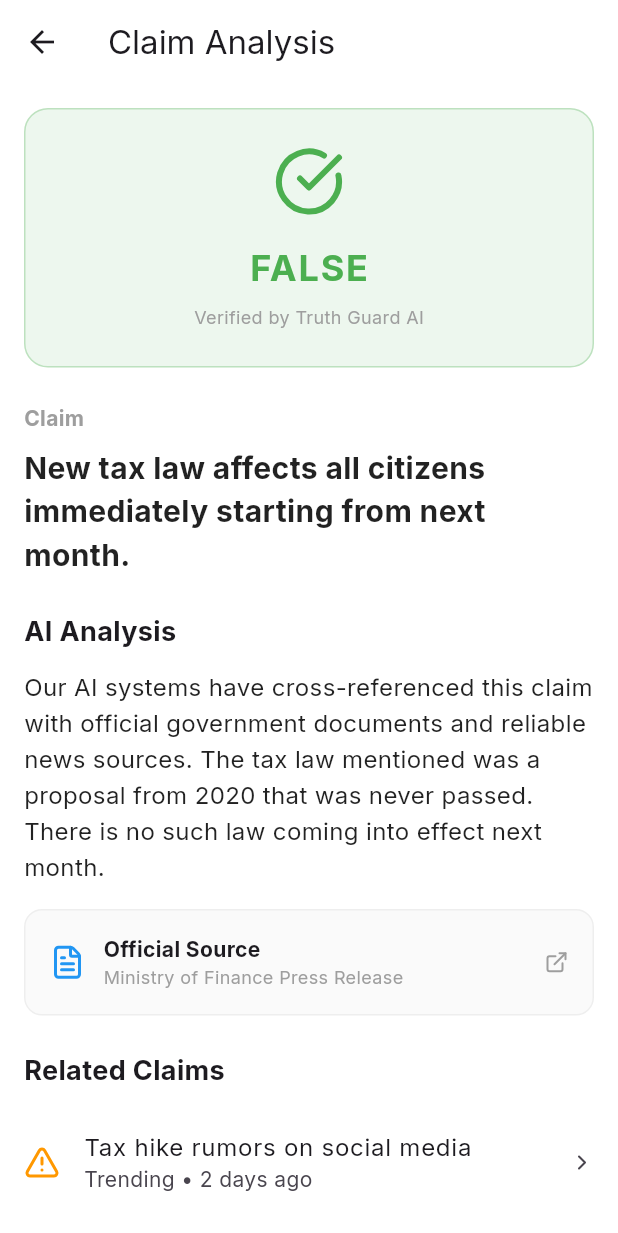
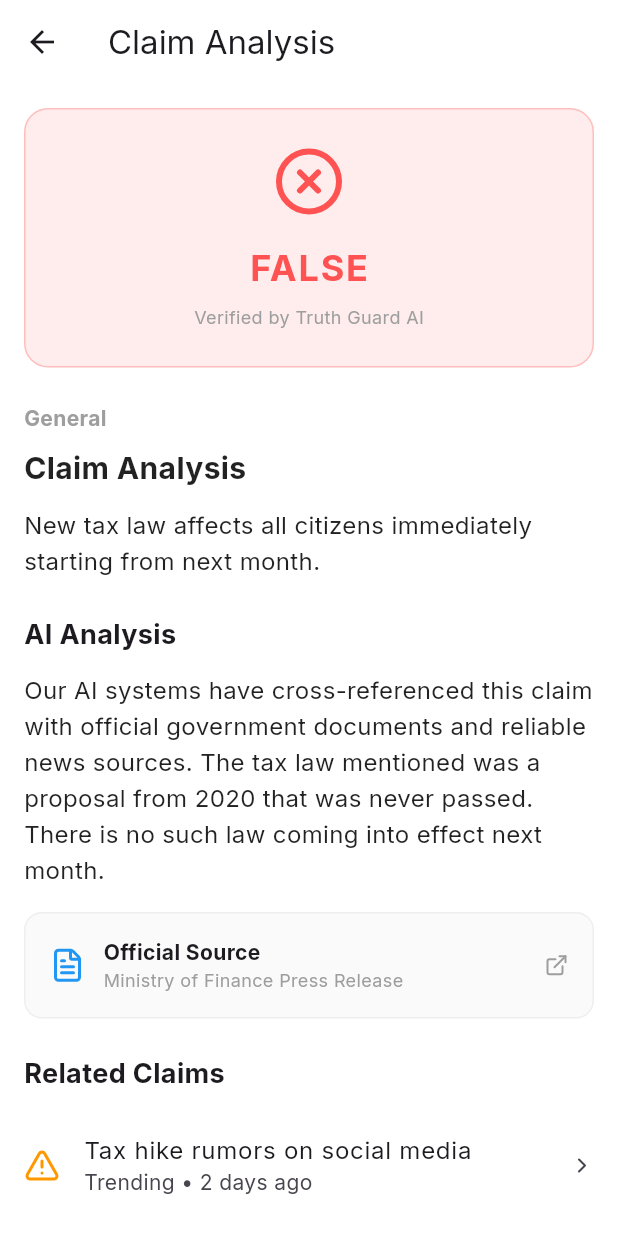
Before and after one commit to Sayyed23/ai-missinformation-truth_guard-ai2, a Flutter app: the ClaimDetailScreen screen opened directly with empty values, on a phone screen of 412 x 824 dp. Shown: the top 1233 px of the screen. Run offline on Flutter 3.47's test engine with Material 3 defaults, Android fonts, the light colour scheme and no system bars; our stand-ins replace fl_chart, flutter_riverpod, go_router, google_fonts, lucide_icons; network calls fail.

Commit message:
feat: Implement initial home screen, claim detail screen, and app navigation with new logo asset.

```diff
--- a/truth_guard_ai/lib/core/navigation/app_router.dart
+++ b/truth_guard_ai/lib/core/navigation/app_router.dart
@@ -50,7 +50,8 @@ final GoRouter appRouter = GoRouter(
                   path: 'claim/:id',
                   builder: (BuildContext context, GoRouterState state) {
                     final id = state.pathParameters['id']!;
-                    return ClaimDetailScreen(claimId: id);
+                    final extra = state.extra as Map<String, String>?;
+                    return ClaimDetailScreen(claimId: id, claimData: extra);
                   },
                 ),
                 GoRoute(
--- a/truth_guard_ai/lib/features/home/presentation/claim_detail_screen.dart
+++ b/truth_guard_ai/lib/features/home/presentation/claim_detail_screen.dart
@@ -4,11 +4,21 @@ import 'package:truth_guard_ai/core/theme/app_colors.dart';
 
 class ClaimDetailScreen extends StatelessWidget {
   final String claimId;
+  final Map<String, String>? claimData;
 
-  const ClaimDetailScreen({super.key, required this.claimId});
+  const ClaimDetailScreen({super.key, required this.claimId, this.claimData});
 
   @override
   Widget build(BuildContext context) {
+    // Use passed data or fallbacks
+    final title = claimData?['title'] ?? 'Claim Analysis';
+    final description =
+        claimData?['description'] ??
+        'New tax law affects all citizens immediately starting from next month.';
+    final verdict = claimData?['verdict'] ?? 'FALSE';
+    final category = claimData?['category'] ?? 'General';
+    final image = claimData?['image'];
+
     return Scaffold(
       backgroundColor: Colors.white,
       appBar: AppBar(
@@ -21,22 +31,54 @@ class ClaimDetailScreen extends StatelessWidget {
         child: Column(
           crossAxisAlignment: CrossAxisAlignment.start,
           children: [
-            _buildVerdictCard(),
+            if (image != null) ...[
+              ClipRRect(
+                borderRadius: BorderRadius.circular(16),
+                child: Image.network(
+                  image,
+                  height: 200,
+                  width: double.infinity,
+                  fit: BoxFit.cover,
+                  errorBuilder: (context, error, stackTrace) => Container(
+                    height: 200,
+                    color: Colors.grey[200],
+                    child: const Center(
+                      child: Icon(
+                        Icons.broken_image,
+                        size: 50,
+                        color: Colors.grey,
+                      ),
+                    ),
+                  ),
+                ),
+              ),
+              const SizedBox(height: 24),
+            ],
+            _buildVerdictCard(verdict),
             const SizedBox(height: 24),
-            const Text(
-              'Claim',
-              style: TextStyle(
+            Text(
+              category,
+              style: const TextStyle(
                 fontSize: 14,
                 fontWeight: FontWeight.bold,
                 color: Colors.grey,
               ),
             ),
             const SizedBox(height: 8),
-            const Text(
-              'New tax law affects all citizens immediately starting from next month.',
-              style: TextStyle(
+            Text(
+              title,
+              style: const TextStyle(
                 fontSize: 20,
                 fontWeight: FontWeight.bold,
+                color: Colors.black87,
+              ),
+            ),
+            const SizedBox(height: 12),
+            Text(
+              description,
+              style: const TextStyle(
+                fontSize: 16,
+                height: 1.5,
                 color: Colors.black87,
               ),
             ),
@@ -50,23 +92,52 @@ class ClaimDetailScreen extends StatelessWidget {
     );
   }
 
-  Widget _buildVerdictCard() {
+  Widget _buildVerdictCard(String verdict) {
+    Color color;
+    IconData icon;
+
+    switch (verdict.toUpperCase()) {
+      case 'FALSE':
+        color = AppColors.error; // Assuming error color is red-ish
+        icon = LucideIcons.xCircle;
+        break;
+      case 'TRUE':
+        color = AppColors.success;
+        icon = LucideIcons.checkCircle;
+        break;
+      case 'MISLEADING':
+        color = Colors.orange;
+        icon = LucideIcons.alertTriangle;
+        break;
+      case 'UNVERIFIED':
+        color = Colors.grey;
+        icon = LucideIcons.helpCircle;
+        break;
+      default:
+        color = AppColors.success;
+        icon = LucideIcons.checkCircle;
+    }
+
+    // Fallback if AppColors.error/success are not what we expect or if we want hardcoded colors for safety
+    if (verdict.toUpperCase() == 'FALSE') color = Colors.redAccent;
+    if (verdict.toUpperCase() == 'TRUE') color = Colors.green;
+
     return Container(
       width: double.infinity,
       padding: const EdgeInsets.all(24),
       decoration: BoxDecoration(
-        color: AppColors.success.withValues(alpha: 0.1),
+        color: color.withOpacity(0.1),
         borderRadius: BorderRadius.circular(16),
-        border: Border.all(color: AppColors.success.withValues(alpha: 0.3)),
+        border: Border.all(color: color.withOpacity(0.3)),
       ),
       child: Column(
         children: [
-          Icon(LucideIcons.checkCircle, color: AppColors.success, size: 48),
+          Icon(icon, color: color, size: 48),
           const SizedBox(height: 16),
-          const Text(
-            'FALSE',
+          Text(
+            verdict.toUpperCase(),
             style: TextStyle(
-              color: AppColors.success,
+              color: color,
               fontSize: 24,
               fontWeight: FontWeight.bold,
               letterSpacing: 1.2,
--- a/truth_guard_ai/lib/features/home/presentation/home_screen.dart
+++ b/truth_guard_ai/lib/features/home/presentation/home_screen.dart
@@ -183,7 +183,15 @@ class _HomeScreenState extends State<HomeScreen> {
                     crossAxisAlignment: CrossAxisAlignment.start,
                     children: [
                       // Image
-                      Stack(
+                      GestureDetector(
+                        onTap: () {
+                          // Pass the claim data to the detail screen
+                          context.go(
+                            '/home/claim/1', // Using a dummy ID for now
+                            extra: claim,
+                          );
+                        },
+                        child: Stack(
                           children: [
                             ClipRRect(
                               borderRadius: const BorderRadius.only(
@@ -220,6 +228,7 @@ class _HomeScreenState extends State<HomeScreen> {
                               ),
                             ),
                           ],
+                        ),
                       ),
                       // Title + Description
                       Padding(
```
Also changed, not shown: truth_guard_ai/pubspec.yaml (+19 -0 lines), logo.png (added), truth_guard_ai/pubspec.lock, 5 other files. Lines whose indentation alone changed are shown as unchanged.
